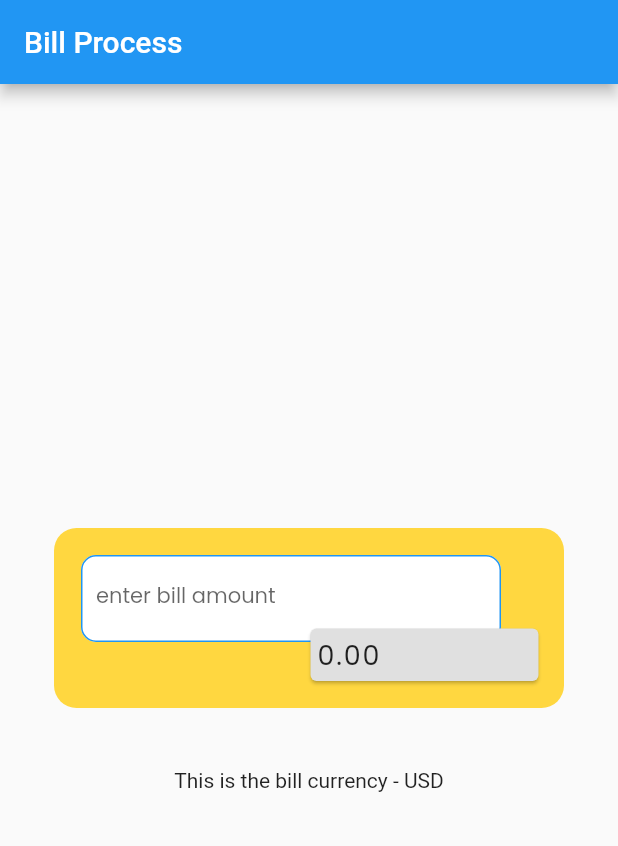
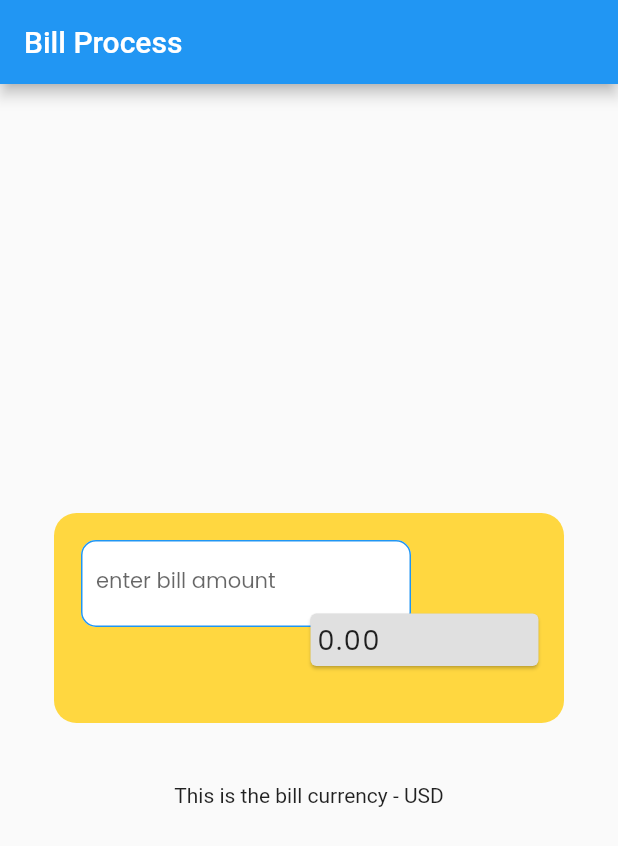
Before and after one commit to carlstep/my_user_input_2, a Flutter app: the screen it shows after launch, on a phone screen of 412 x 824 dp. Shown: the top 846 px of the screen. Run offline on Flutter 3.47's test engine with Material 2 defaults, Android fonts, the phone set to English and light mode, and no system bars; our stand-ins replace google_fonts.

Commit message:
small adjustments

```diff
--- a/lib/main.dart
+++ b/lib/main.dart
@@ -46,7 +46,7 @@ class _BillProcessState extends State<BillProcess> {
               children: [
                 Container(
                   width: 340,
-                  height: 120,
+                  height: 140,
                   decoration: BoxDecoration(
                     borderRadius: BorderRadius.circular(15),
                     color: Colors.amberAccent,
@@ -62,7 +62,7 @@ class _BillProcessState extends State<BillProcess> {
                             padding: const EdgeInsets.all(0.0),
                             child: SizedBox(
                               height: 80,
-                              width: 280,
+                              width: 220,
                               child: TextField(
                                 textAlign: TextAlign.start,
                                 textAlignVertical: TextAlignVertical.center,
```
